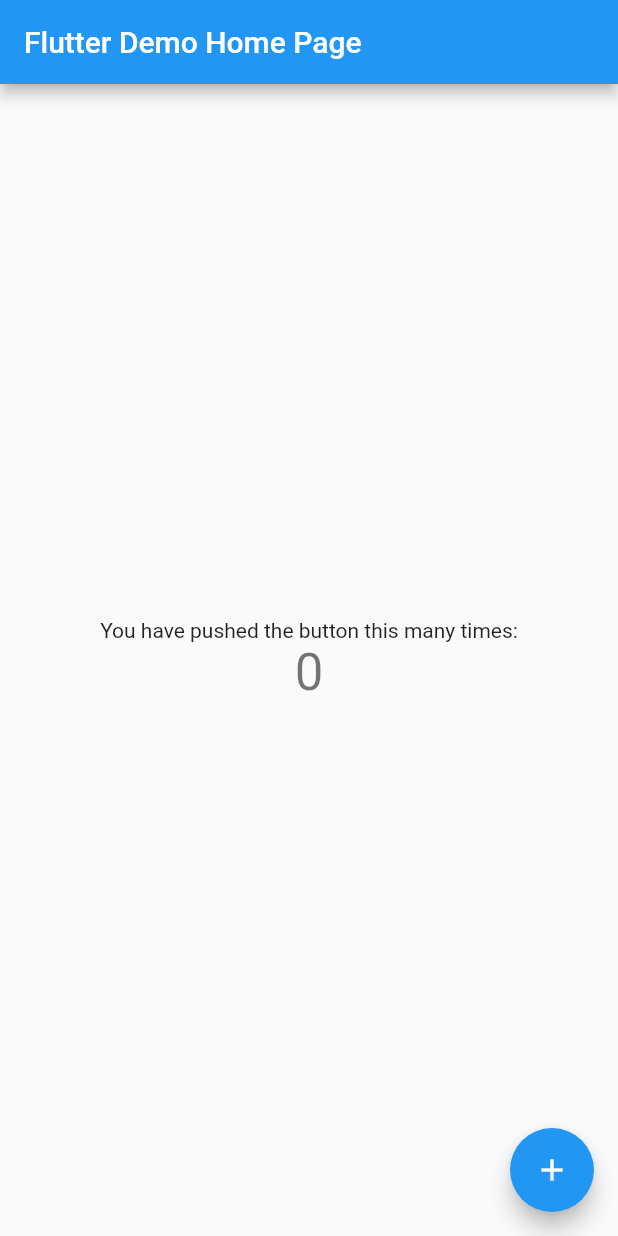
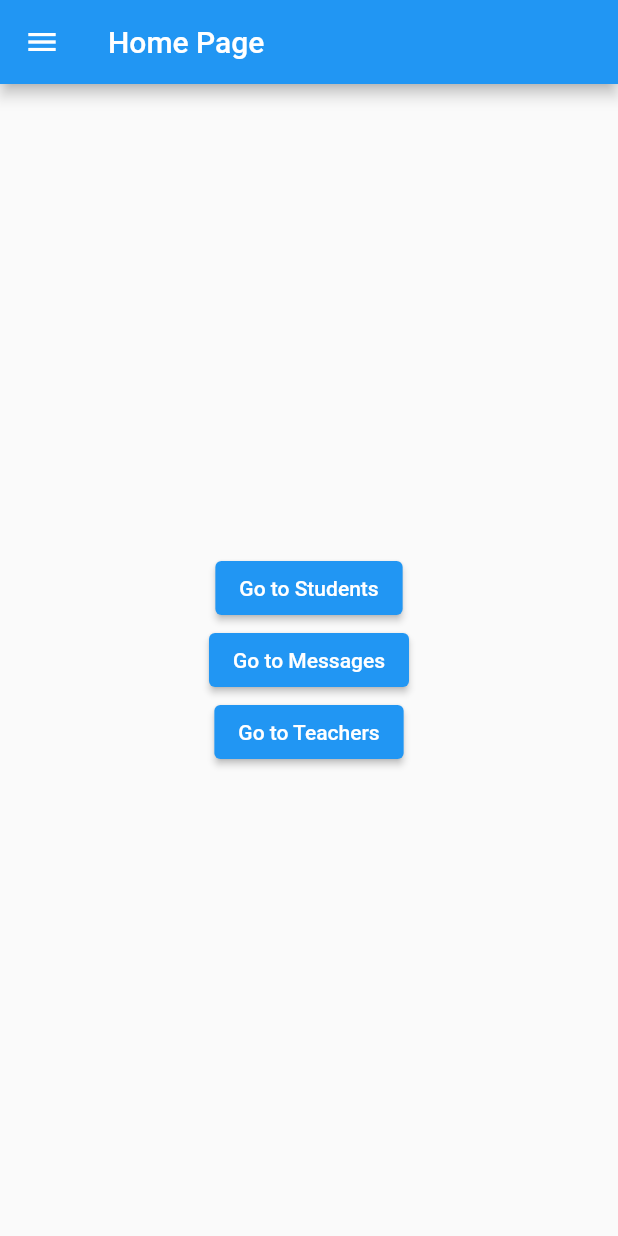
Before and after one commit to beyzayyt/studentCommunication, a Flutter app: the screen it shows after launch, on a phone screen of 412 x 824 dp. Run offline on Flutter 3.47's test engine with Material 2 defaults, Android fonts, the phone set to English and light mode, and no system bars.

Commit message:
CHG: Added data transfer

```diff
--- a/lib/main.dart
+++ b/lib/main.dart
@@ -1,115 +1,120 @@
 import 'package:flutter/material.dart';
+import 'package:studentcommunications/pages/messages_page.dart';
+import 'package:studentcommunications/pages/students_page.dart';
+import 'package:studentcommunications/pages/teachers_page.dart';
+import 'package:studentcommunications/repository/messages_repository.dart';
+import 'package:studentcommunications/repository/students_repository.dart';
+import 'package:studentcommunications/repository/teachers_repository.dart';
 
 void main() {
-  runApp(const MyApp());
+  runApp(const StudentApp());
 }
 
-class MyApp extends StatelessWidget {
-  const MyApp({Key? key}) : super(key: key);
+class StudentApp extends StatelessWidget {
+  const StudentApp({Key? key}) : super(key: key);
 
-  // This widget is the root of your application.
   @override
   Widget build(BuildContext context) {
     return MaterialApp(
-      title: 'Flutter Demo',
+      title: 'Student Application',
+      debugShowCheckedModeBanner: false,
       theme: ThemeData(
-        // This is the theme of your application.
-        //
-        // Try running your application with "flutter run". You'll see the
-        // application has a blue toolbar. Then, without quitting the app, try
-        // changing the primarySwatch below to Colors.green and then invoke
-        // "hot reload" (press "r" in the console where you ran "flutter run",
-        // or simply save your changes to "hot reload" in a Flutter IDE).
-        // Notice that the counter didn't reset back to zero; the application
-        // is not restarted.
         primarySwatch: Colors.blue,
       ),
-      home: const MyHomePage(title: 'Flutter Demo Home Page'),
+      home: const HomePage(title: 'Home Page'),
     );
   }
 }
 
-class MyHomePage extends StatefulWidget {
-  const MyHomePage({Key? key, required this.title}) : super(key: key);
-
-  // This widget is the home page of your application. It is stateful, meaning
-  // that it has a State object (defined below) that contains fields that affect
-  // how it looks.
-
-  // This class is the configuration for the state. It holds the values (in this
-  // case the title) provided by the parent (in this case the App widget) and
-  // used by the build method of the State. Fields in a Widget subclass are
-  // always marked "final".
-
+class HomePage extends StatefulWidget {
+  const HomePage({Key? key, required this.title}) : super(key: key);
   final String title;
 
   @override
-  State<MyHomePage> createState() => _MyHomePageState();
+  State<HomePage> createState() => _HomePageState();
 }
 
-class _MyHomePageState extends State<MyHomePage> {
-  int _counter = 0;
-
-  void _incrementCounter() {
-    setState(() {
-      // This call to setState tells the Flutter framework that something has
-      // changed in this State, which causes it to rerun the build method below
-      // so that the display can reflect the updated values. If we changed
-      // _counter without calling setState(), then the build method would not be
-      // called again, and so nothing would appear to happen.
-      _counter++;
-    });
-  }
+class _HomePageState extends State<HomePage> {
+  MessagesRepository messagesRepository = MessagesRepository();
+  StudentsRepository studentsRepository = StudentsRepository();
+  TeachersRepository teachersRepository = TeachersRepository();
 
   @override
   Widget build(BuildContext context) {
-    // This method is rerun every time setState is called, for instance as done
-    // by the _incrementCounter method above.
-    //
-    // The Flutter framework has been optimized to make rerunning build methods
-    // fast, so that you can just rebuild anything that needs updating rather
-    // than having to individually change instances of widgets.
     return Scaffold(
       appBar: AppBar(
-        // Here we take the value from the MyHomePage object that was created by
-        // the App.build method, and use it to set our appbar title.
         title: Text(widget.title),
       ),
       body: Center(
-        // Center is a layout widget. It takes a single child and positions it
-        // in the middle of the parent.
         child: Column(
-          // Column is also a layout widget. It takes a list of children and
-          // arranges them vertically. By default, it sizes itself to fit its
-          // children horizontally, and tries to be as tall as its parent.
-          //
-          // Invoke "debug painting" (press "p" in the console, choose the
-          // "Toggle Debug Paint" action from the Flutter Inspector in Android
-          // Studio, or the "Toggle Debug Paint" command in Visual Studio Code)
-          // to see the wireframe for each widget.
-          //
-          // Column has various properties to control how it sizes itself and
-          // how it positions its children. Here we use mainAxisAlignment to
-          // center the children vertically; the main axis here is the vertical
-          // axis because Columns are vertical (the cross axis would be
-          // horizontal).
           mainAxisAlignment: MainAxisAlignment.center,
           children: <Widget>[
-            const Text(
-              'You have pushed the button this many times:',
+            ElevatedButton(
+                onPressed: () {
+                  _goStudents(context);
+                },
+                child: const Text("Go to Students")),
+            ElevatedButton(
+                onPressed: () {
+                  _goMessages(context);
+                },
+                child: const Text("Go to Messages")),
+            ElevatedButton(
+                onPressed: () {
+                  _goTeachers(context);
+                },
+                child: const Text("Go to Teachers")),
+          ],
+        ),
+      ),
+      drawer: Drawer(
+        child: ListView(
+          padding: EdgeInsets.zero,
+          children: [
+            DrawerHeader(
+              decoration: BoxDecoration(color: Colors.blue),
+              child: Text("Student name"),
             ),
-            Text(
-              '$_counter',
-              style: Theme.of(context).textTheme.headline4,
+            ListTile(
+              title: const Text("Students"),
+              onTap: () {
+                _goStudents(context);
+              },
+            ),
+            ListTile(
+              title: const Text("Teachers"),
+              onTap: () {
+                _goTeachers(context);
+              },
+            ),
+            ListTile(
+              title: const Text("Messages"),
+              onTap: () {
+                _goMessages(context);
+              },
             ),
           ],
         ),
       ),
-      floatingActionButton: FloatingActionButton(
-        onPressed: _incrementCounter,
-        tooltip: 'Increment',
-        child: const Icon(Icons.add),
-      ), // This trailing comma makes auto-formatting nicer for build methods.
     );
   }
+
+  void _goMessages(BuildContext context) {
+    Navigator.of(context).push(MaterialPageRoute(builder: (context) {
+      return MessagesPage(messagesRepository);
+    }));
+  }
+
+  void _goTeachers(BuildContext context) {
+    Navigator.of(context).push(MaterialPageRoute(builder: (context) {
+      return TeachersPage(teachersRepository);
+    }));
+  }
+
+  void _goStudents(BuildContext context) {
+    Navigator.of(context).push(MaterialPageRoute(builder: (context) {
+      return StudentsPage(studentsRepository);
+    }));
+  }
+
 }
--- /dev/null
+++ b/lib/repository/messages_repository.dart
@@ -0,0 +1,15 @@
+class MessagesRepository {
+
+  final List<Message> messages = [
+    Message("Hi", "Beyza", DateTime.now().subtract(const Duration(minutes: 1))),
+    Message("How are you", "Elis", DateTime.now())
+  ];
+}
+
+class Message {
+  late String text;
+  late String sender;
+  late DateTime time;
+
+  Message(this.text, this.sender, this.time);
+}
--- /dev/null
+++ b/lib/repository/students_repository.dart
@@ -0,0 +1,16 @@
+class StudentsRepository{
+
+  List students = [
+    Student("Beyza", "Yesilyurt", 23, "Female"),
+    Student("Elis", "Yesilyurt", 6, "Female"),
+  ];
+}
+
+class Student {
+  late String name;
+  late String surname;
+  late int age;
+  late String sex;
+
+  Student(this.name, this.surname, this.age, this.sex);
+}
--- /dev/null
+++ b/lib/repository/teachers_repository.dart
@@ -0,0 +1,15 @@
+class TeachersRepository {
+  List teacher = [
+    Teacher("Levent", "Baş", 35, "Male"),
+    Teacher("Nermin", "Yılmaz", 35, "Female"),
+  ];
+}
+
+class Teacher {
+  late String name;
+  late String surname;
+  late int age;
+  late String sex;
+
+  Teacher(this.name, this.surname, this.age, this.sex);
+}
```
Also changed, not shown: lib/pages/messages_page.dart (added, +101 -0 lines), lib/pages/students_page.dart (added, +43 -0 lines), lib/pages/teachers_page.dart (added, +46 -0 lines), 1 other file.
